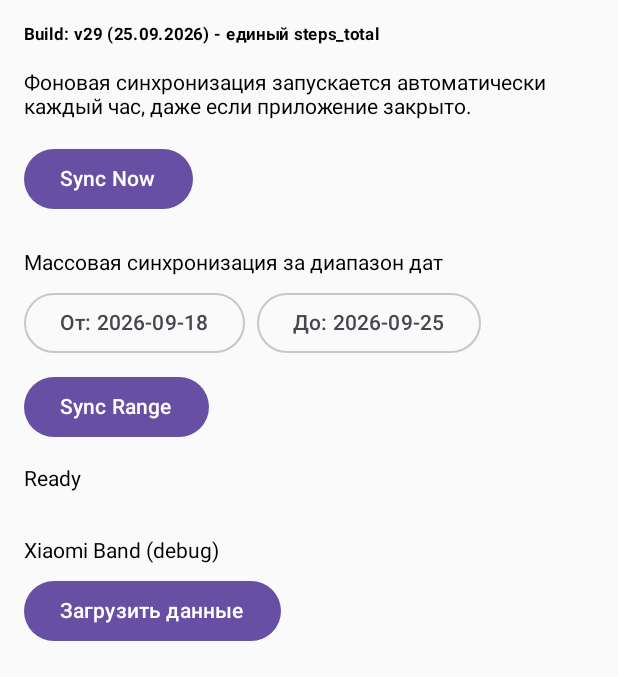
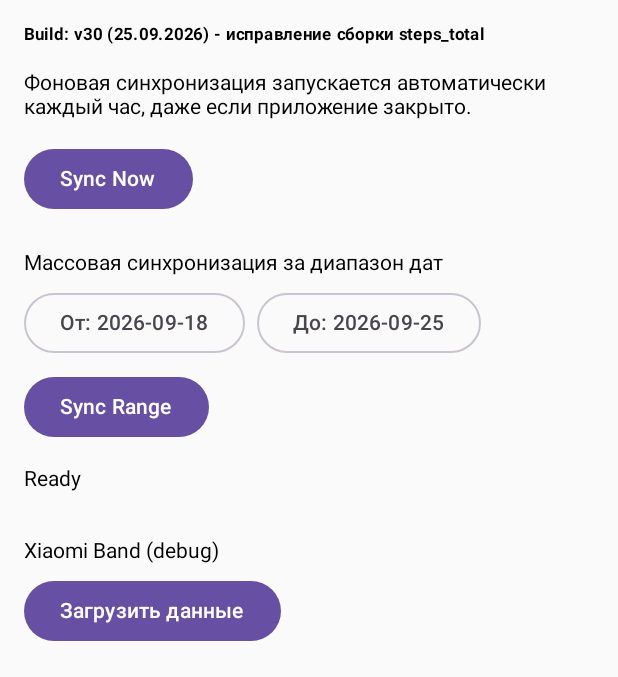
Before and after one commit to vsuh/sleepmon, an Android app built with Jetpack Compose: the screen it shows after launch (MainActivity), on a phone screen of 412 x 824 dp, the part 73-750 px from its top. Run offline under Robolectric (Android 15) with nearby library versions, the light colour scheme and no system bars; libraries missing offline, so code that uses them is left out: androidx.health.connect; pictures from the network do not load; 3 statements that could not run were skipped.

Commit message:
chore(android): bump build tag to v30 after steps_total fix

```diff
--- a/android_sync_app/app/src/main/java/com/example/sleepmonitorsync/MainActivity.kt
+++ b/android_sync_app/app/src/main/java/com/example/sleepmonitorsync/MainActivity.kt
@@ -46,7 +46,7 @@ class MainActivity : ComponentActivity() {
          * 2026-09-15 - see 10-projects/sleep-monitor/task.md "process rule" entry).
          * Format: "vN (ДД.ММ.ГГГГ) - краткое описание изменения".
          */
-        const val APP_BUILD_TAG = "v29 (25.09.2026) - единый steps_total"
+        const val APP_BUILD_TAG = "v30 (25.09.2026) - исправление сборки steps_total"
     }
 
     private val permissions = setOf(
```
